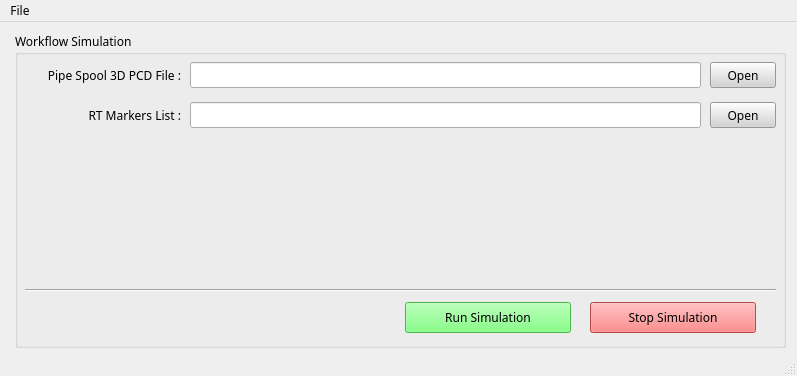
Above: gui/monitor/main_window.ui from yes89929/flame_robotics_drt---pdm before the change. Below: the same form after it.
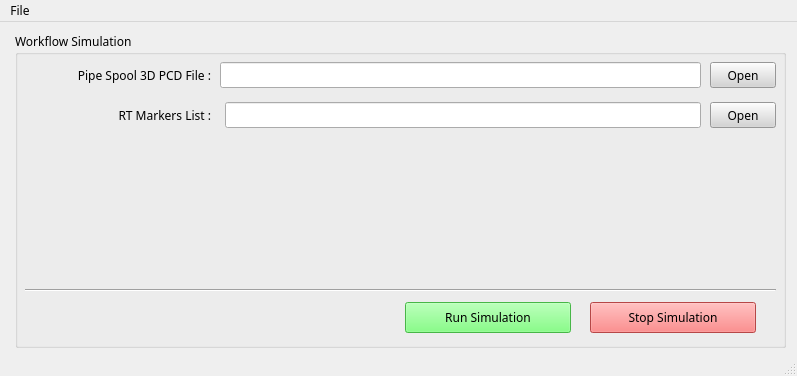
That is the form after the change. Icons and pictures are not drawn.

The edit to the form file:
```diff
--- a/gui/monitor/main_window.ui
+++ b/gui/monitor/main_window.ui
@@ -47,7 +47,7 @@
       <rect>
        <x>15</x>
        <y>30</y>
-       <width>151</width>
+       <width>181</width>
        <height>26</height>
       </rect>
      </property>
@@ -61,9 +61,9 @@
     <widget class="QLineEdit" name="edit_pcd_file">
      <property name="geometry">
       <rect>
-       <x>175</x>
+       <x>205</x>
        <y>30</y>
-       <width>511</width>
+       <width>481</width>
        <height>26</height>
       </rect>
      </property>
@@ -76,7 +76,7 @@
       <rect>
        <x>15</x>
        <y>70</y>
-       <width>151</width>
+       <width>181</width>
        <height>26</height>
       </rect>
      </property>
@@ -90,9 +90,9 @@
     <widget class="QLineEdit" name="edit_marker_file">
      <property name="geometry">
       <rect>
-       <x>175</x>
+       <x>210</x>
        <y>70</y>
-       <width>511</width>
+       <width>476</width>
        <height>26</height>
       </rect>
      </property>
```
